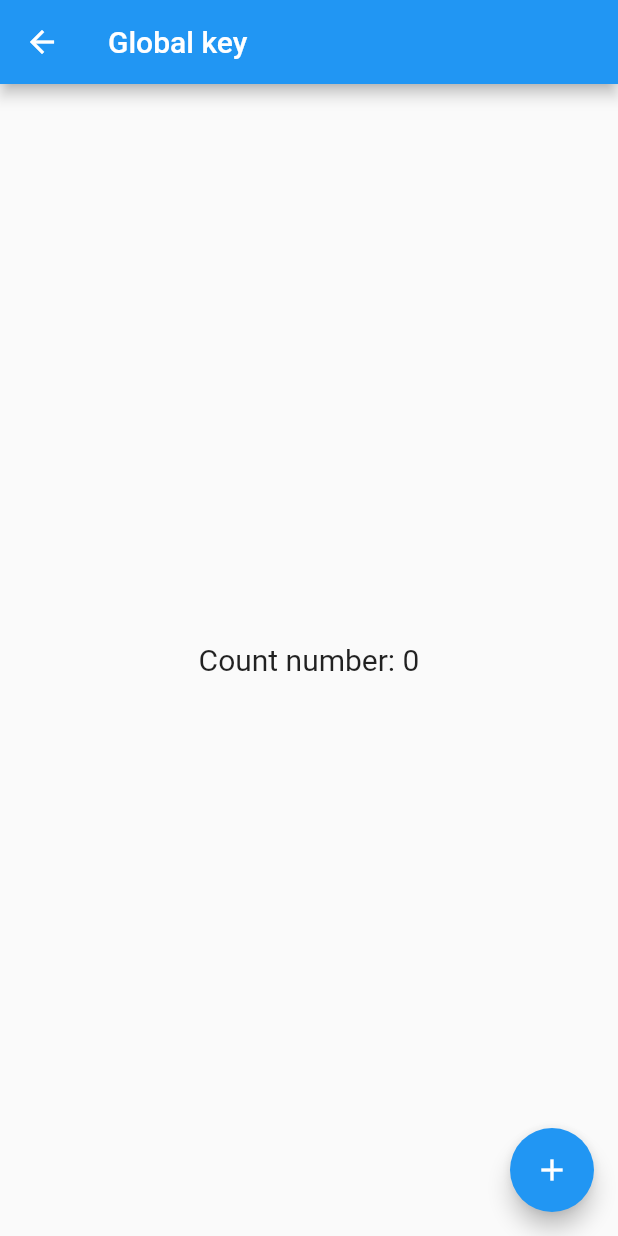
After one commit to mike-bskim/key_test, a Flutter app: the screen it shows after launch, after a tap on "Global KEY 예제", on a phone screen of 412 x 824 dp. The commit adds this screen. Run offline on Flutter 3.47's test engine with Material 2 defaults, Android fonts, the phone set to English and light mode, and no system bars; our stand-ins replace fluttertoast.

Commit message:
03_global_key

```diff
--- /dev/null
+++ b/lib/global_key.dart
@@ -0,0 +1,65 @@
+import 'package:flutter/material.dart';
+
+class GlobalKeyTest extends StatefulWidget {
+  const GlobalKeyTest({Key? key}) : super(key: key);
+
+  @override
+  State<GlobalKeyTest> createState() => _GlobalKeyTestState();
+}
+
+class _GlobalKeyTestState extends State<GlobalKeyTest> {
+  // 다른 StatefulWidget 의 상태를 접근하기 위해서 GlobalKey 키를 이용해서 접근
+  final counterKey = GlobalKey<CounterState>();
+
+  @override
+  Widget build(BuildContext context) {
+    return Scaffold(
+      appBar: AppBar(
+        title: const Text('Global key'),
+      ),
+      body: Center(
+        child: Counter(
+          key: counterKey,
+        ),
+      ),
+      floatingActionButton: FloatingActionButton(
+        child: const Icon(
+          Icons.add,
+          color: Colors.white,
+        ),
+        onPressed: () {
+          // 다른 StatefulWidget 의 상태를 접근하기 위해서 GlobalKey 키를 이용해서 접근
+          counterKey.currentState!.increment();
+          debugPrint(counterKey.currentState!.count.toString());
+        },
+      ),
+    );
+  }
+}
+
+class Counter extends StatefulWidget {
+  const Counter({Key? key}) : super(key: key);
+
+  @override
+  CounterState createState() => CounterState();
+}
+
+class CounterState extends State<Counter> {
+  int count = 0;
+  void increment() {
+    setState(() {
+      count++;
+    });
+    // debugPrint(count.toString());
+  }
+
+  @override
+  Widget build(BuildContext context) {
+    return Center(
+      child: Text(
+        'Count number: $count',
+        style: const TextStyle(fontSize: 20.0),
+      ),
+    );
+  }
+}
--- a/lib/main.dart
+++ b/lib/main.dart
@@ -1,12 +1,15 @@
 import 'package:flutter/material.dart';
 
+import 'global_key.dart';
+import 'scaffoldmessenger_key.dart';
 import 'unique_key.dart';
 import 'value_key.dart';
 
 void main() => runApp(
-  const MaterialApp(
+  MaterialApp(
     debugShowCheckedModeBanner: false,
-    home: Home(),
+    scaffoldMessengerKey: rootScaffoldKey,
+    home: const Home(),
   ),
 );
 
@@ -18,8 +21,8 @@ class Home extends StatelessWidget {
     ButtonStyle elevatedButtonStyle =
     ElevatedButton.styleFrom(minimumSize: const Size(330.0, 40.0));
 
-    // Divider divider = const Divider(
-    //     height: 16, thickness: 1, indent: 16, endIndent: 16, color: Colors.grey);
+    Divider divider = const Divider(
+        height: 16, thickness: 1, color: Colors.white);
 
     TextStyle textStyle = const TextStyle(fontSize: 18);
 
@@ -41,6 +44,7 @@ class Home extends StatelessWidget {
                 ));
               },
             ),
+            divider,
             ElevatedButton(
               style: elevatedButtonStyle,
               child: Text("Value KEY 예제", style: textStyle),
@@ -50,6 +54,26 @@ class Home extends StatelessWidget {
                 ));
               },
             ),
+            divider,
+            ElevatedButton(
+              style: elevatedButtonStyle,
+              child: Text("Global KEY 예제", style: textStyle),
+              onPressed: () {
+                Navigator.of(context).push(MaterialPageRoute(
+                  builder: (BuildContext context) => const GlobalKeyTest(),
+                ));
+              },
+            ),
+            divider,
+            ElevatedButton(
+              style: elevatedButtonStyle,
+              child: Text("Scaffold Messenger KEY 예제", style: textStyle),
+              onPressed: () {
+                Navigator.of(context).push(MaterialPageRoute(
+                  builder: (BuildContext context) => const ScaffoldMessengerKeyTest(),
+                ));
+              },
+            ),
           ],
         ),
       ),
--- a/lib/unique_key.dart
+++ b/lib/unique_key.dart
@@ -2,7 +2,6 @@ import 'package:flutter/material.dart';
 import 'dart:math';
 import 'package:fluttertoast/fluttertoast.dart';
 
-// StatefulWidget 위젯은 Key 자동생성됨
 class UniqueKeyTest extends StatefulWidget {
   const UniqueKeyTest({Key? key}) : super(key: key);
 
@@ -11,6 +10,8 @@ class UniqueKeyTest extends StatefulWidget {
 }
 
 class UniqueKeyTestState extends State<UniqueKeyTest> {
+
+// key 를 주지않으면 2개의 변경결과를 rendering 시 매칭하지 못한다
   List<Widget> tiles = [
     StatefulColorfulTile(
       key: UniqueKey(),
@@ -25,7 +26,7 @@ class UniqueKeyTestState extends State<UniqueKeyTest> {
     return Scaffold(
       appBar: AppBar(
         centerTitle: true,
-        title: const Text('General Key'),
+        title: const Text('Unique Key'),
       ),
       body: Column(
         mainAxisAlignment: MainAxisAlignment.center,
@@ -45,6 +46,7 @@ class UniqueKeyTestState extends State<UniqueKeyTest> {
     );
   }
 
+// 첫째 배열을 제거해서 그것을 2번째 배열에 넣는다
   void swapTiles() {
     setState(() {
       tiles.insert(1, tiles.removeAt(0));
--- a/lib/value_key.dart
+++ b/lib/value_key.dart
@@ -17,7 +17,6 @@ class ValueKeyTestState extends State<ValueKeyTest> {
     return Scaffold(
       appBar: AppBar(
         title: const Text('Value Key'),
-        // backgroundColor: Colors.redAccent,
         centerTitle: true,
       ),
       body: GestureDetector(
@@ -32,12 +31,14 @@ class ValueKeyTestState extends State<ValueKeyTest> {
               if (emailField)
                 const TextField(
                   key: ValueKey(1),
+                  // controller 를 사용하면 key 를 사용한 것과 동일한 결과임
                   // controller: idController,
                   decoration: InputDecoration(labelText: 'Enter "dice"'),
                   keyboardType: TextInputType.emailAddress,
                 ),
               const TextField(
                 key: ValueKey(2),
+                // controller 를 사용하면 key 를 사용한 것과 동일한 결과임
                 // controller: pwController,
                 decoration: InputDecoration(labelText: 'Enter Password'),
                 keyboardType: TextInputType.text,
@@ -50,7 +51,6 @@ class ValueKeyTestState extends State<ValueKeyTest> {
                 height: 50.0,
                 child: ElevatedButton(
                   style: ElevatedButton.styleFrom(
-                    // primary: Colors.orangeAccent,
                     minimumSize: const Size(150, 50),
                   ),
                   // color:
```
Also changed, not shown: lib/scaffoldmessenger_key.dart (added, +121 -0 lines).
